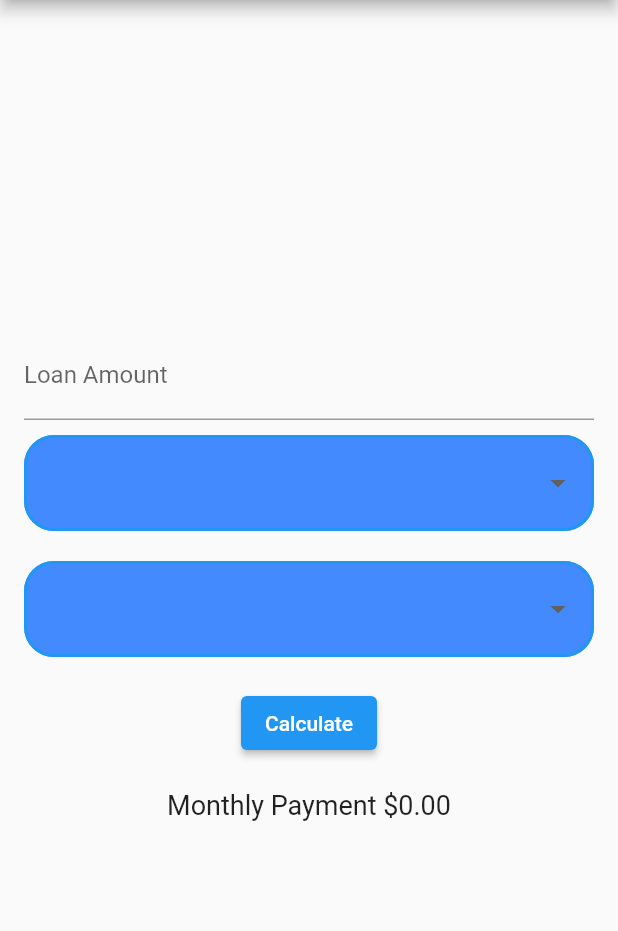
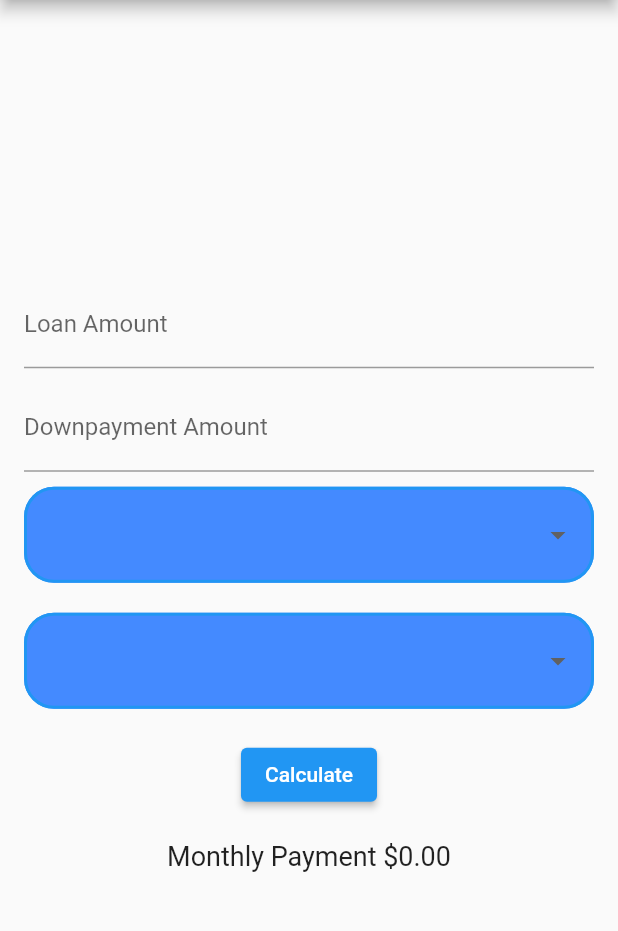
Before and after one commit to Walt-20/flutter-projects, a Flutter app: the screen it shows after launch, after a tap on "Calculate", on a phone screen of 412 x 824 dp, the part 84-1015 px from its top. Run offline on Flutter 3.47's test engine with Material 2 defaults, Android fonts, the phone set to English and light mode, and no system bars.

Commit message:
worked in 15 and 30 year Conventional, FHA, and VA loans. Plus down payment

```diff
--- a/mortgage_calculator/lib/screens/mortgage_calculator.dart
+++ b/mortgage_calculator/lib/screens/mortgage_calculator.dart
@@ -12,13 +12,13 @@ class MortgageCalculator extends StatefulWidget {
 }
 
 class MortgageCalculatorState extends State<MortgageCalculator> {
-  double rate30 = 0.0;
-  double rate15 = 0.0;
-  String? selectedMortgageType; // defualt value
+  // defualt values
+  String? selectedMortgageType;
   String? selectedMortgageTerm;
   double monthlyMortgage = 0.0;
-  double interestRate = 6.665;
+  double interestRate = 0.0;
   TextEditingController loanAmountController = TextEditingController();
+  TextEditingController downpaymentAmountController = TextEditingController();
   final _dropdownFormKey = GlobalKey<FormState>();
   List<DropdownMenuItem<String>> get mortgageTypeItems {
     List<DropdownMenuItem<String>> menuItems = [
@@ -41,10 +41,11 @@ class MortgageCalculatorState extends State<MortgageCalculator> {
     return menuItems;
   }
 
-  double calculateMortgage(
-      double loanAmout, double interestRate, int loanTermInMonths) {
+  double calculateMortgage(double downPayment, double loanAmout,
+      double interestRate, int loanTermInMonths) {
     double monthlyInterestRate = interestRate / 12 / 100;
-    double numerator = loanAmout *
+    double newLoanAmount = loanAmout - downPayment;
+    double numerator = newLoanAmount *
         monthlyInterestRate *
         pow(1 + monthlyInterestRate, loanTermInMonths);
     double denominator = pow(1 + monthlyInterestRate, loanTermInMonths) - 1;
@@ -53,8 +54,15 @@ class MortgageCalculatorState extends State<MortgageCalculator> {
 
   Future<double> fetchInterestRate(String? loanType, String? loanTerm) async {
     String seriesId = 'MORTGAGE30US';
+    // loan term
     if (loanTerm == '15 Year') {
       seriesId = 'MORTGAGE15US';
+    }
+
+    if (loanType == 'VA' && loanTerm == '30 Year') {
+      seriesId = 'OBMMIVA30YF';
+    } else if (loanType == 'FHA' && loanTerm == '30 Year') {
+      seriesId = 'OBMMIFHA30YF';
     }
 
     final url =
@@ -92,6 +100,16 @@ class MortgageCalculatorState extends State<MortgageCalculator> {
                     controller: loanAmountController,
                     keyboardType: TextInputType.number,
                     decoration: const InputDecoration(labelText: 'Loan Amount'),
+                  ),
+                ),
+                const SizedBox(height: 10),
+                Padding(
+                  padding: const EdgeInsets.symmetric(horizontal: 16.0),
+                  child: TextFormField(
+                    controller: downpaymentAmountController,
+                    keyboardType: TextInputType.number,
+                    decoration:
+                        const InputDecoration(labelText: 'Downpayment Amount'),
                   ),
                 ),
                 const SizedBox(height: 10),
@@ -153,6 +171,8 @@ class MortgageCalculatorState extends State<MortgageCalculator> {
                     onPressed: () async {
                       double loanAmount =
                           double.parse(loanAmountController.text);
+                      double downPayment =
+                          double.parse(downpaymentAmountController.text);
                       int loanTermInMonths =
                           selectedMortgageTerm == '15 Year' ? 15 * 12 : 30 * 12;
 
@@ -161,7 +181,7 @@ class MortgageCalculatorState extends State<MortgageCalculator> {
                           selectedMortgageType, selectedMortgageTerm);
                       debugPrint(
                           'loan amount is $loanAmount\nloan term in months is $loanTermInMonths\ninterest rate is $interestRate');
-                      monthlyMortgage = calculateMortgage(
+                      monthlyMortgage = calculateMortgage(downPayment,
                           loanAmount, interestRate, loanTermInMonths);
                       debugPrint('Monthly Payment: $monthlyMortgage');
                       setState(() {});
```
